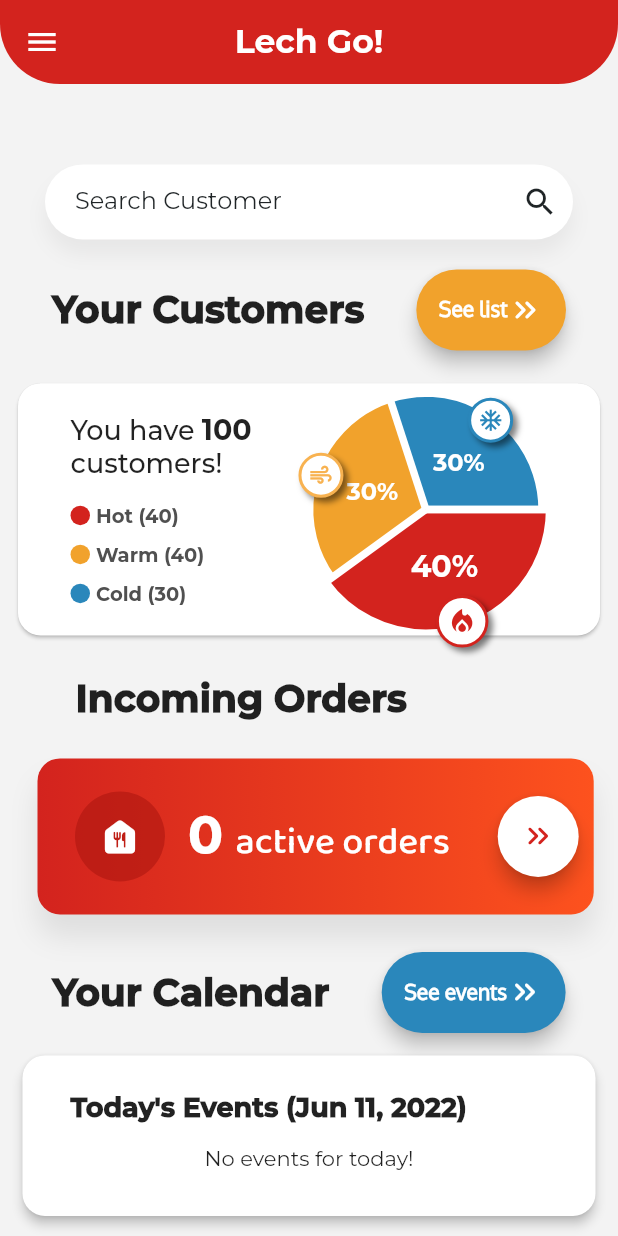
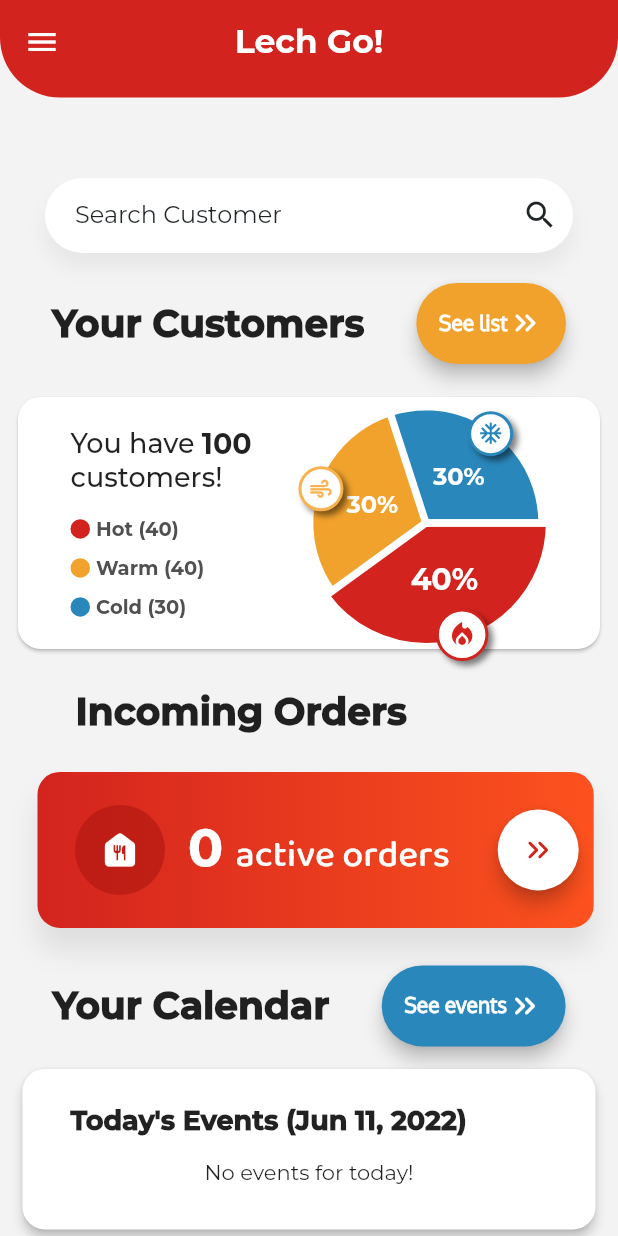
Before and after one commit to melzarjanchico-up/dennis-lechon-crm, a Flutter app: the screen it shows after launch, on a phone screen of 412 x 824 dp. Run offline on Flutter 3.47's test engine with Material 2 defaults, Android fonts, the phone set to English and light mode, and no system bars; drawn by our look-alikes of fl_chart; our stand-ins replace cloud_firestore, datetime_picker_formfield, firebase_auth, firebase_core, flutter_spinkit, flutter_typeahead and 2 more; accounts and stored records are empty; statements that could not run were skipped; project files that could hold a hidden picture were left out.

Commit message:
slight modifications

```diff
--- a/lib/screens/home_screen_new/dashboard.dart
+++ b/lib/screens/home_screen_new/dashboard.dart
@@ -13,10 +13,8 @@ class Dashboard extends StatelessWidget {
       body: NestedScrollView(
         headerSliverBuilder: (BuildContext context, bool innerBoxIsScrolled) {
           return <Widget>[
-            PreferredSize(
-              preferredSize: const Size.fromHeight(70.0),
-              child: SliverAppBar(
-                  expandedHeight: 50,
+            SliverAppBar(
+                expandedHeight: 65,
                 centerTitle: true,
                 backgroundColor: AppColors.redColor,
                 shape: const RoundedRectangleBorder(
@@ -33,7 +31,6 @@ class Dashboard extends StatelessWidget {
                 pinned: false,
                 floating: true,
                 forceElevated: innerBoxIsScrolled),
-            ),
           ];
         },
         body: Body(firestore: firestore),
```
Lines whose indentation alone changed are shown as unchanged.
